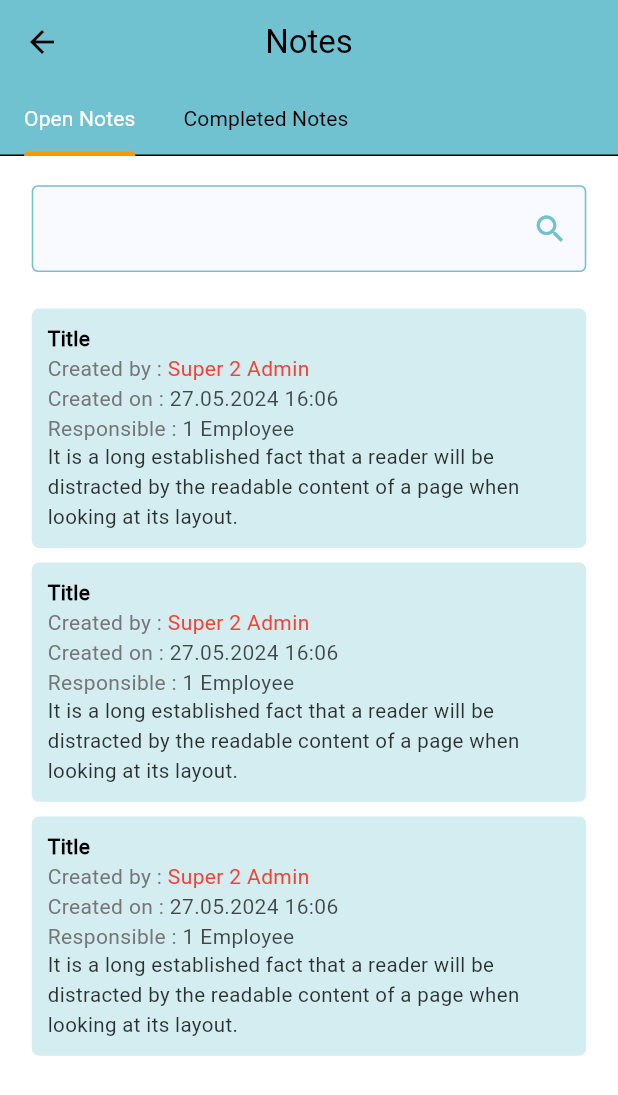
After one commit to bdCalling-Sdt-hub/Optly-App, a Flutter app: the NotesScreen screen opened by its route, on a phone screen of 412 x 824 dp. The commit adds this screen. Shown: the top 1095 px of the screen. Run offline on Flutter 3.47's test engine with Material 3 defaults, Android fonts, the phone set to English and light mode, and no system bars; our stand-ins replace cached_network_image, flutter_screenutil, flutter_spinkit, flutter_svg, get, shared_preferences and 1 more; accounts and stored records are empty.

Commit message:
add tasks screen and notes screen

```diff
--- a/assets/language/en.json
+++ b/assets/language/en.json
@@ -27,7 +27,14 @@
   "fee": "Fee",
   "documents": "Documents",
   "timeAccount":"Time Account",
-  "pinCode": "Pin Code"
+  "pinCode": "Pin Code",
+  "open_Tasks": "Open Tasks",
+  "my_tasks": "My Tasks",
+  "completed_tasks": "Completed Tasks",
+  "tasks": "Tasks",
+  "notes": "Notes",
+  "completed_notes": "Completed Notes",
+  "open_notes": "Open Notes"
 
 
 }
--- a/lib/routes/app_routes.dart
+++ b/lib/routes/app_routes.dart
@@ -1,7 +1,12 @@
 import 'package:get/get.dart';
 import 'package:optly/views/screens/dashboard/dashboard_screen.dart';
 import 'package:optly/views/screens/logInScreen/log_in_screen.dart';
+import 'package:optly/views/screens/notes/notes_screen.dart';
 import 'package:optly/views/screens/splash/splash_screen.dart';
+import 'package:optly/views/screens/tasks/tasks_screen.dart';
+import 'package:optly/views/screens/tasks/widget/completed_tasks.dart';
+import 'package:optly/views/screens/tasks/widget/my_tasks.dart';
+import 'package:optly/views/screens/tasks/widget/open_taskes.dart';
 
 import '../views/screens/profile/profile_screen.dart';
 
@@ -12,11 +17,21 @@ class AppRoutes {
   static const String dashboardScreen = "/dashboard_screen.dart";
   static const String splashScreen = "/splash_screen.dart";
   static const String profileScreen = "/profile_screen.dart";
+  static const String tasksScreen="/tasks_screen";
+  static const String notesScreen="/notes_screen";
+  static const String openTasks = "/open_tasks.dart";
+  static const String myTasks = "/my_tasks.dart";
+  static const String completedTasks = "/completed_tasks_screen";
 
   static List<GetPage> get routes => [
         GetPage(name: splashScreen, page: () => SplashScreen()),
         GetPage(name: logInScreen, page: () => LogInScreen(),transition:Transition.cupertino,transitionDuration:const Duration(seconds: 1)),
         GetPage(name: dashboardScreen, page: () => DashboardScreen(),transition: Transition.fadeIn),
         GetPage(name: profileScreen, page: () => const ProfileScreen(),transition: Transition.fadeIn),
+        GetPage(name: tasksScreen, page: () => const TasksScreen(),transition: Transition.fadeIn),
+        GetPage(name: myTasks, page: () => const MyTasks(),transition: Transition.fadeIn),
+        GetPage(name: completedTasks, page: () => const CompletedTasks(),transition: Transition.fadeIn),
+        GetPage(name: openTasks, page: () =>  OpenTasks(),transition: Transition.fadeIn),
+        GetPage(name: notesScreen, page: () =>  NotesScreen(),transition: Transition.fadeIn),
       ];
 }
--- /dev/null
+++ b/lib/views/screens/notes/notes_screen.dart
@@ -0,0 +1,40 @@
+import 'package:flutter/material.dart';
+import 'package:get/get.dart';
+import 'package:optly/views/screens/notes/widget/completed_notes.dart';
+import 'package:optly/views/screens/notes/widget/open_notes.dart';
+
+class NotesScreen extends StatelessWidget {
+  const NotesScreen({super.key});
+
+  @override
+  Widget build(BuildContext context) {
+    return DefaultTabController(
+      initialIndex: 0,
+      length: 2,
+      child: Scaffold(
+        appBar: AppBar(
+          title:  Text('notes'.tr),
+          bottom:  TabBar(
+            labelColor: Colors.white,
+            indicatorColor: Colors.orange,
+            tabAlignment: TabAlignment.start,
+            isScrollable: true,
+            tabs: <Widget>[
+              Tab(
+                text: "open_notes".tr,
+              ),  Tab(
+                text: "completed_notes".tr,
+              ),
+            ],
+          ),
+        ),
+        body:  const TabBarView(
+          children: <Widget>[
+            OpenNotes(),
+            CompletedNotes()
+          ],
+        ),
+      ),
+    );
+  }
+}
--- /dev/null
+++ b/lib/views/screens/notes/widget/open_notes.dart
@@ -0,0 +1,69 @@
+import 'package:flutter/material.dart';
+import 'package:flutter_screenutil/flutter_screenutil.dart';
+import 'package:optly/utils/app_colors.dart';
+import 'package:optly/views/widgets/custom_text_field.dart';
+class OpenNotes extends StatelessWidget {
+  const OpenNotes({super.key});
+
+  @override
+  Widget build(BuildContext context) {
+    TextEditingController searchTextCtrl = TextEditingController();
+    return Scaffold(
+      body: Padding(
+        padding: EdgeInsets.symmetric(horizontal: 20.w),
+        child: Column(
+          children: [
+            SizedBox(
+              height: 20.h,
+            ),
+            CustomTextField(
+              controller: searchTextCtrl,
+              sufixicons:
+              IconButton(onPressed: () {}, icon: const Icon(Icons.search)),
+            ),
+            Expanded(
+                child: ListView.builder(
+                    itemCount: 3,
+                    padding: EdgeInsets.symmetric(vertical: 20.h),
+                    itemBuilder: (context,index){
+                      return Container(
+                        margin: EdgeInsets.symmetric(vertical: 5.h),
+                        padding: EdgeInsets.symmetric(horizontal: 10.w,vertical: 10.h),
+                        decoration: BoxDecoration(
+                          color: AppColors.primaryColor.withOpacity(0.3),
+                          borderRadius: BorderRadius.circular(5),
+
+                        ),
+                        child: Column(
+                          crossAxisAlignment: CrossAxisAlignment.start,
+                          children: [
+                            const Text("Title",style: TextStyle(fontWeight: FontWeight.w600),),
+                            Row(
+                              children: [
+                                Text("Created by : ",style: TextStyle(color:AppColors.greyColor),),
+                                const Flexible(child: Text("Super 2 Admin",style: TextStyle(color:Colors.red),)),
+                              ],
+                            ),
+                            Row(children: [
+                              Text("Created on : ",style: TextStyle(color:AppColors.greyColor),),
+                              Flexible(child: Text("27.05.2024 16:06",style: TextStyle(color: Colors.black.withOpacity(0.7)),))
+                            ],),
+                            Row(children: [
+                              Text("Responsible : ",style: TextStyle(color:AppColors.greyColor),),
+                              Flexible(child: Text("1 Employee",style: TextStyle(color: Colors.black.withOpacity(0.7)),))
+                            ],),
+                            Text("It is a long established fact that a reader will be distracted by the readable content of a page when looking at its layout.",style: TextStyle(color: Colors.black.withOpacity(0.8),fontSize: 14.sp)),
+                          ],
+                        ),
+
+
+                      );
+
+                    })
+            )
+          ],
+        ),
+      ),
+    );
+  }
+}
```
Also changed, not shown: lib/views/screens/dashboard/innerWidget/custom_drawer.dart (+12 -3 lines), lib/views/screens/notes/widget/completed_notes.dart (added, +69 -0 lines), lib/views/screens/profile/profile_screen.dart (+46 -47 lines), lib/views/screens/tasks/tasks_screen.dart (added, +46 -0 lines), lib/views/screens/tasks/widget/completed_tasks.dart (added, +67 -0 lines), lib/views/screens/tasks/widget/my_tasks.dart (added, +67 -0 lines), lib/views/screens/tasks/widget/open_taskes.dart (added, +65 -0 lines).
